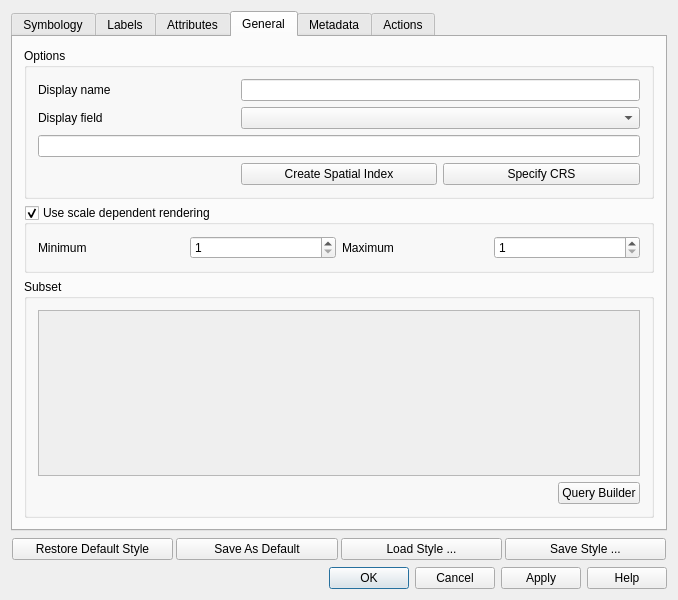
The window that src/ui/qgsvectorlayerpropertiesbase.ui (qgis/QGIS) describes before a commit, drawn with Qt 5.
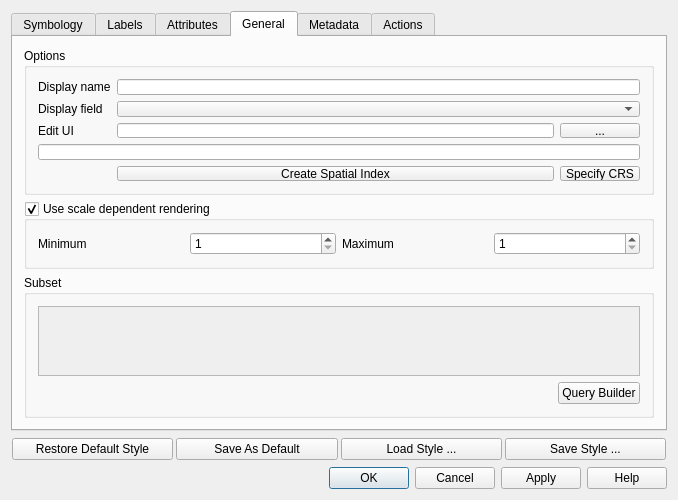
The same window after the commit. The open tabs and pages were chosen to show the change. Icons and pictures are not drawn.

Diff of the .ui file:
```diff
--- a/src/ui/qgsvectorlayerpropertiesbase.ui
+++ b/src/ui/qgsvectorlayerpropertiesbase.ui
@@ -7,13 +7,13 @@
     <x>0</x>
     <y>0</y>
     <width>678</width>
-    <height>600</height>
+    <height>500</height>
    </rect>
   </property>
   <property name="minimumSize">
    <size>
     <width>0</width>
-    <height>600</height>
+    <height>500</height>
    </size>
   </property>
   <property name="windowTitle">
@@ -410,21 +410,21 @@
             </property>
            </widget>
           </item>
-          <item row="2" column="0" colspan="3">
+          <item row="3" column="0" colspan="3">
            <widget class="QLineEdit" name="leSpatialRefSys">
             <property name="readOnly">
              <bool>true</bool>
             </property>
            </widget>
           </item>
-          <item row="3" column="1">
+          <item row="4" column="1">
            <widget class="QPushButton" name="pbnIndex">
             <property name="text">
              <string>Create Spatial Index</string>
             </property>
            </widget>
           </item>
-          <item row="3" column="2">
+          <item row="4" column="2">
            <widget class="QPushButton" name="pbnChangeSpatialRefSys">
             <property name="toolTip">
              <string>Specify the coordinate reference system of the layer's geometry.</string>
@@ -437,6 +437,23 @@
             </property>
            </widget>
           </item>
+          <item row="2" column="0">
+           <widget class="QLabel" name="label">
+            <property name="text">
+             <string>Edit UI</string>
+            </property>
+           </widget>
+          </item>
+          <item row="2" column="1">
+           <widget class="QLineEdit" name="leEditForm"/>
+          </item>
+          <item row="2" column="2">
+           <widget class="QPushButton" name="pbnSelectEditForm">
+            <property name="text">
+             <string>...</string>
+            </property>
+           </widget>
+          </item>
          </layout>
         </widget>
        </item>
```
Left out of the diff: 2 changed lines with no effect on the pictures.
